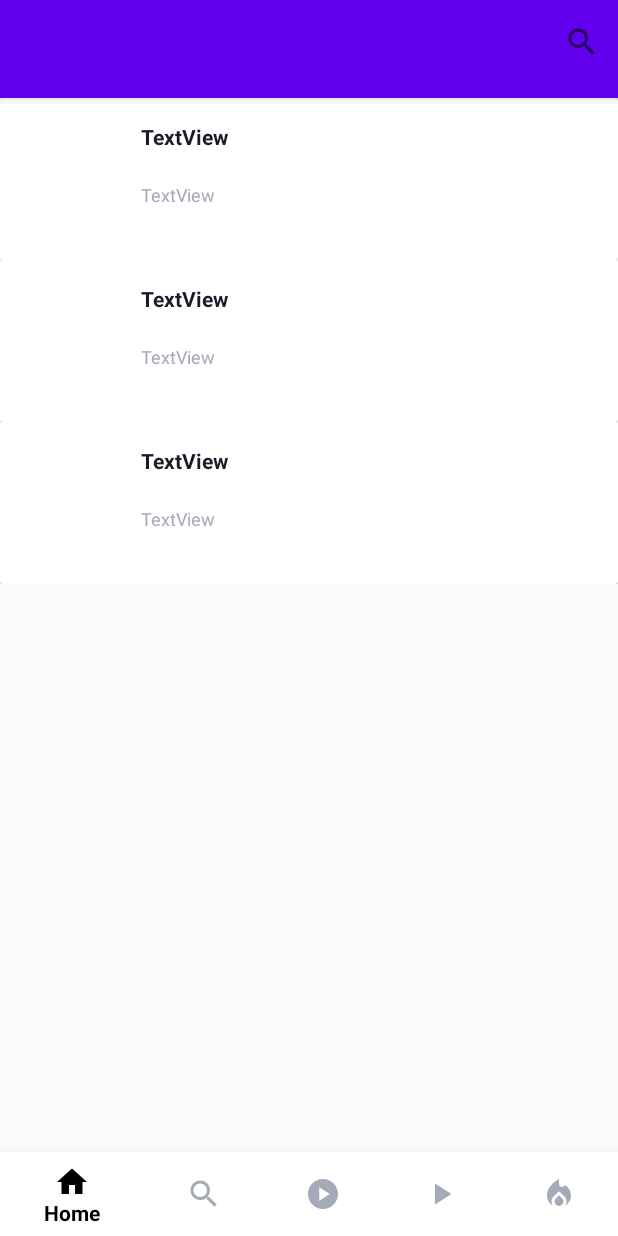
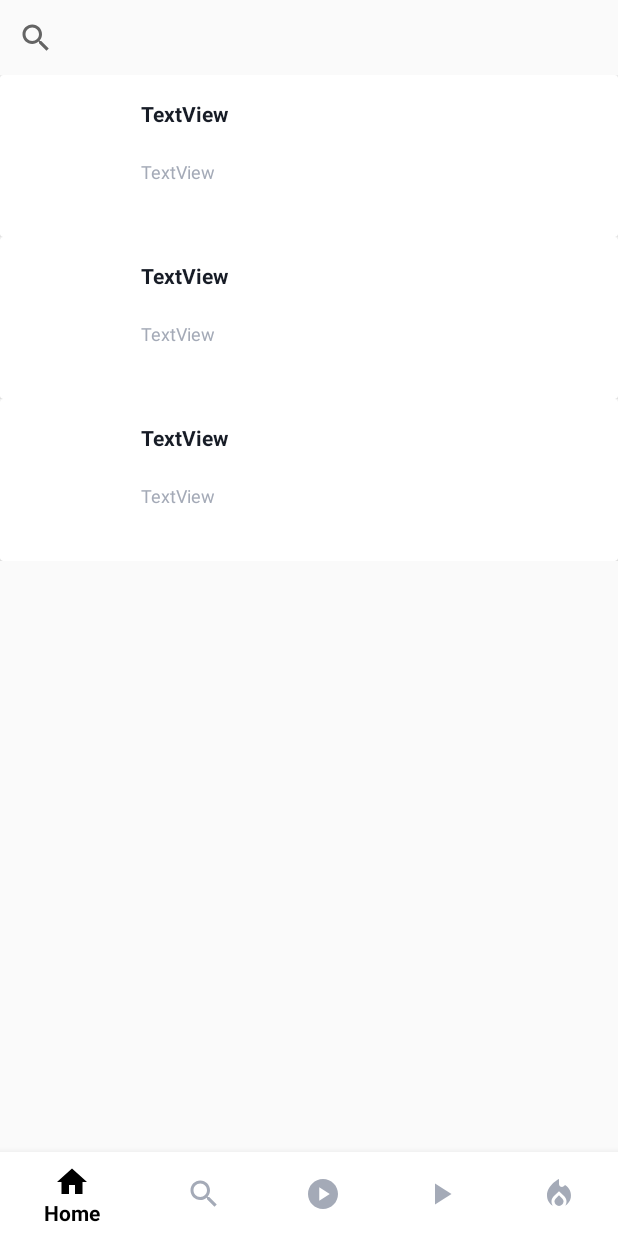
Before and after one commit to ZuKerNo1/App_Music, an Android app: the layout activity_hot_list.xml on its own in the app's theme, with its tools: preview values and no code run, on a phone screen of 412 x 824 dp. Run offline under Robolectric (Android 15) with nearby library versions, the phone set to English and light mode, and no system bars.

Commit message:
add search for library, hotlist

```diff
--- a/app/src/main/java/com/example/musicapp/PlayListActivity.java
+++ b/app/src/main/java/com/example/musicapp/PlayListActivity.java
@@ -27,7 +27,7 @@ public class PlayListActivity extends AppCompatActivity {
 
         myAc = this;
 
-        recyclerView = findViewById(R.id.recyclerView);
+        recyclerView = findViewById(R.id.recyclerViewHotList);
         back = findViewById(R.id.back);
 
         Bundle bundle = getIntent().getExtras();
--- a/app/src/main/java/com/example/musicapp/SearchActivity.java
+++ b/app/src/main/java/com/example/musicapp/SearchActivity.java
@@ -68,6 +68,7 @@ public class SearchActivity extends AppCompatActivity {
             }
         });
 
+        //Nhận ký tự tìm
         searchView.setOnQueryTextListener(new androidx.appcompat.widget.SearchView.OnQueryTextListener() {
             @Override
             public boolean onQueryTextSubmit(String query) {
@@ -105,7 +106,8 @@ public class SearchActivity extends AppCompatActivity {
         });
     }
 
-    public void filterSong(String query) {
+    //Tìm và đổ lại dữ liệu cho recyclerView
+    private void filterSong(String query) {
         ArrayList<Song> filteredList = new ArrayList<>();
 
         if(listSongSearch.size() > 0)
@@ -121,6 +123,7 @@ public class SearchActivity extends AppCompatActivity {
         }
     }
 
+    //Chuyển từ tiếng việt sang không dấu
     public String converToString(String value){
         try {
             String temp = Normalizer.normalize(value, Normalizer.Form.NFD);
--- a/app/src/main/res/layout/activity_hot_list.xml
+++ b/app/src/main/res/layout/activity_hot_list.xml
@@ -6,33 +6,24 @@
     android:layout_height="match_parent"
     tools:context=".HotListActivity">
 
-
-    <com.google.android.material.appbar.AppBarLayout
-        android:id="@+id/appbar"
-        android:layout_width="0dp"
-        android:layout_height="@dimen/_50sdp"
-        app:layout_constraintTop_toTopOf="parent"
-        app:layout_constraintStart_toStartOf="parent"
-        app:layout_constraintEnd_toEndOf="parent">
-        <androidx.appcompat.widget.Toolbar
-            android:id="@+id/toolbar"
-            android:layout_width="match_parent"
-            android:layout_height="@dimen/_50sdp"
-            app:menu="@menu/search_btn">
-        </androidx.appcompat.widget.Toolbar>
-    </com.google.android.material.appbar.AppBarLayout>
-
     <androidx.recyclerview.widget.RecyclerView
-        android:id="@+id/recyclerView"
+        android:id="@+id/recyclerViewHotList"
         android:layout_width="match_parent"
         android:layout_height="0dp"
-        android:layout_marginTop="65dp"
+        android:layout_marginTop="50dp"
         android:orientation="vertical"
         app:layout_constraintBottom_toTopOf="@+id/bottomNav"
         app:layout_constraintEnd_toEndOf="parent"
         app:layout_constraintStart_toStartOf="parent"
-        app:layout_constraintTop_toTopOf="parent"
+        app:layout_constraintTop_toTopOf="@+id/textSearchViewHostList"
         tools:listitem="@layout/row_library" />
+
+    <androidx.appcompat.widget.SearchView
+        android:id="@+id/textSearchViewHostList"
+        android:layout_width="match_parent"
+        android:layout_height="50dp"
+        tools:ignore="MissingConstraints"></androidx.appcompat.widget.SearchView>
+
 
     <com.google.android.material.bottomnavigation.BottomNavigationView
         android:id="@+id/bottomNav"
--- a/app/src/main/res/layout/activity_play_list.xml
+++ b/app/src/main/res/layout/activity_play_list.xml
@@ -36,7 +36,7 @@
         app:layout_constraintTop_toBottomOf="@+id/textView" >
 
         <androidx.recyclerview.widget.RecyclerView
-            android:id="@+id/recyclerView"
+            android:id="@+id/recyclerViewHotList"
             android:layout_width="match_parent"
             android:layout_height="match_parent"
             android:orientation="vertical"
--- a/app/src/main/res/layout/activity_search.xml
+++ b/app/src/main/res/layout/activity_search.xml
@@ -23,7 +23,7 @@
         android:id="@+id/recyclerViewSearch"
         android:layout_width="match_parent"
         android:layout_height="0dp"
-        android:layout_marginTop="48dp"
+        android:layout_marginTop="50dp"
         app:layout_constraintBottom_toTopOf="@+id/bottomNav"
         app:layout_constraintEnd_toEndOf="parent"
         app:layout_constraintStart_toStartOf="parent"
```
Also changed, not shown: app/src/main/java/com/example/musicapp/HotListActivity.java (+50 -11 lines), app/src/main/java/com/example/musicapp/LibraryActivity.java (+48 -17 lines), app/src/main/res/layout/activity_library.xml (+8 -17 lines).
